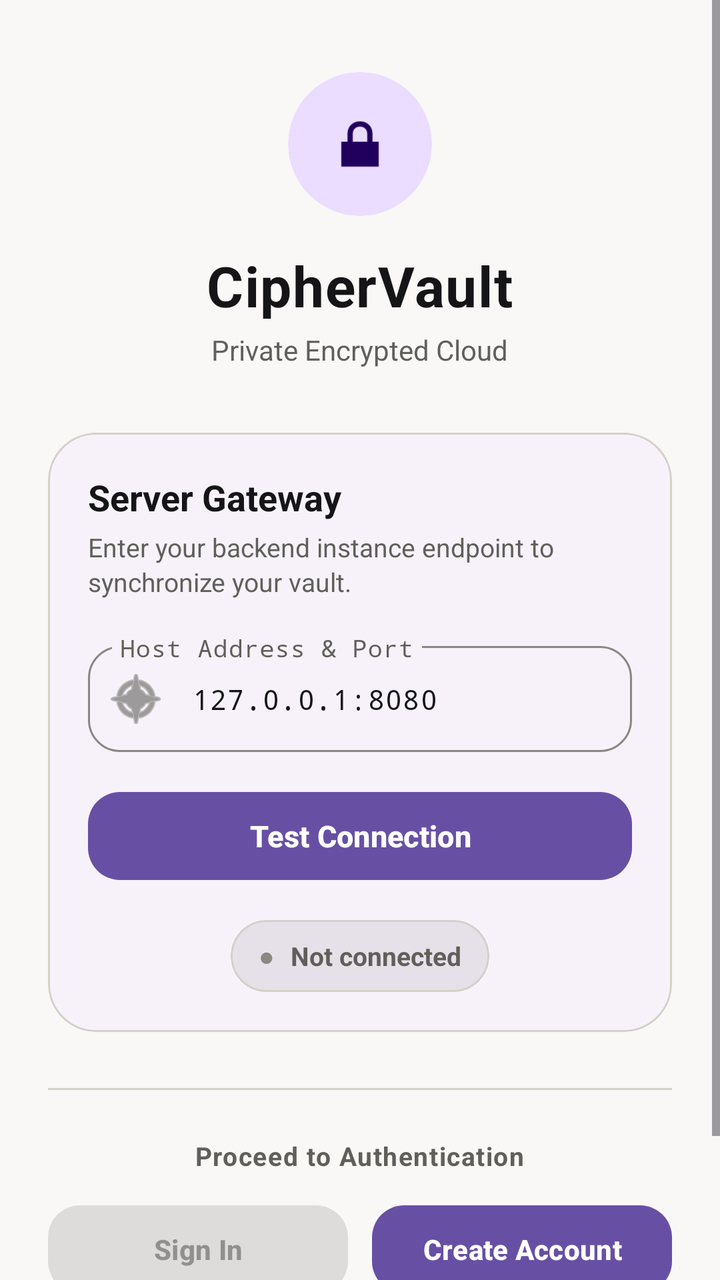
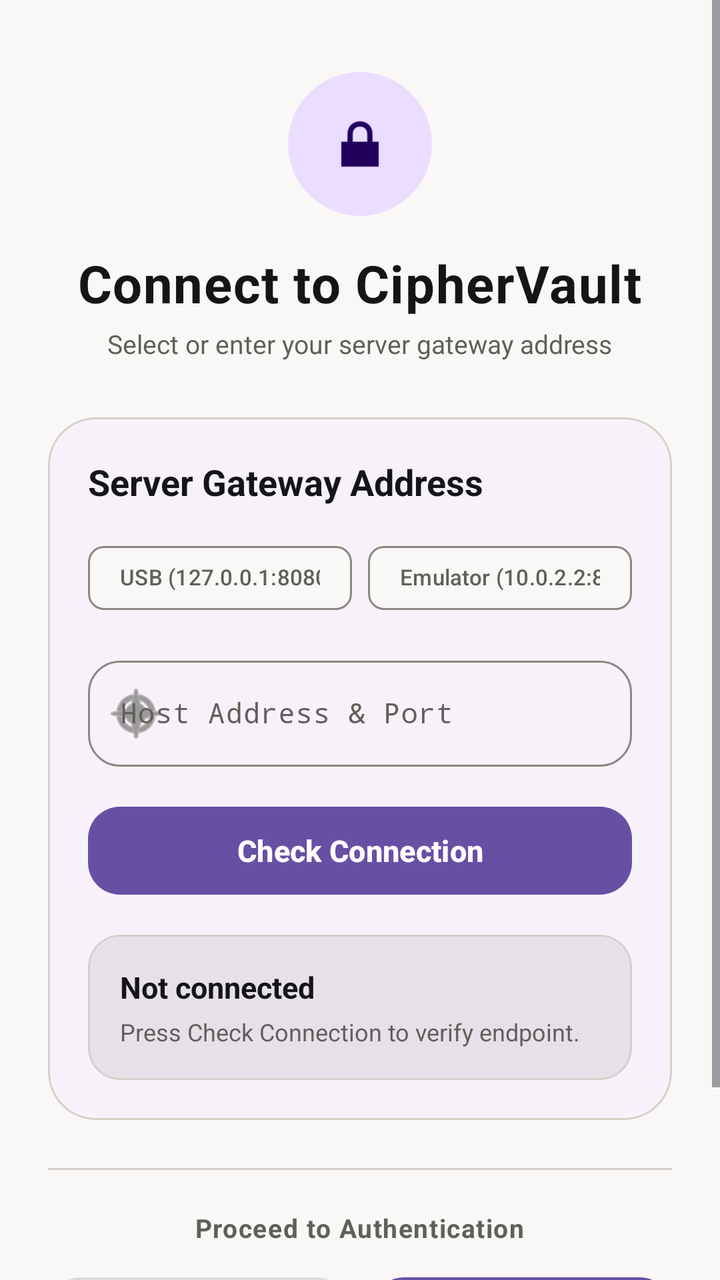

Before-and-after screenshots of an Android layout around one commit, followed by the original layout XML and the change that was made.
<!-- AndroidManifest.xml: application theme Theme.CipherVault -->
<!-- res/layout/activity_connection.xml -->
<?xml version="1.0" encoding="utf-8"?>
<ScrollView xmlns:android="http://schemas.android.com/apk/res/android"
    xmlns:app="http://schemas.android.com/apk/res-auto"
    android:layout_width="match_parent"
    android:layout_height="match_parent"
    android:fillViewport="true"
    android:fitsSystemWindows="true"
    android:background="?attr/colorSurface">

    <LinearLayout
        android:layout_width="match_parent"
        android:layout_height="wrap_content"
        android:orientation="vertical"
        android:gravity="center_horizontal"
        android:paddingHorizontal="24dp"
        android:paddingTop="36dp"
        android:paddingBottom="24dp">

        
        <com.google.android.material.card.MaterialCardView
            android:layout_width="72dp"
            android:layout_height="72dp"
            app:cardCornerRadius="36dp"
            app:cardElevation="0dp"
            app:strokeWidth="0dp"
            app:cardBackgroundColor="?attr/colorPrimaryContainer">

            <ImageView
                android:layout_width="36dp"
                android:layout_height="36dp"
                android:layout_gravity="center"
                android:contentDescription="Security Vault"
                android:src="@android:drawable/ic_lock_lock"
                app:tint="?attr/colorOnPrimaryContainer" />
        </com.google.android.material.card.MaterialCardView>

        
        <TextView
            android:layout_width="wrap_content"
            android:layout_height="wrap_content"
            android:layout_marginTop="16dp"
            android:text="CipherVault"
            android:textColor="?attr/colorOnSurface"
            android:textSize="28sp"
            android:textStyle="bold"
            android:letterSpacing="0.02" />

        <TextView
            android:layout_width="wrap_content"
            android:layout_height="wrap_content"
            android:layout_marginTop="4dp"
            android:text="Private Encrypted Cloud"
            android:textColor="?attr/colorOnSurfaceVariant"
            android:textSize="14sp" />

        
        <com.google.android.material.card.MaterialCardView
            android:layout_width="match_parent"
            android:layout_height="wrap_content"
            android:layout_marginTop="32dp"
            app:cardCornerRadius="24dp"
            app:cardElevation="0dp"
            app:strokeWidth="1dp"
            app:strokeColor="?attr/colorOutlineVariant"
            app:cardBackgroundColor="?attr/colorSurfaceContainerLow">

            <LinearLayout
                android:layout_width="match_parent"
                android:layout_height="wrap_content"
                android:orientation="vertical"
                android:padding="20dp">

                <TextView
                    android:layout_width="match_parent"
                    android:layout_height="wrap_content"
                    android:text="Server Gateway"
                    android:textColor="?attr/colorOnSurface"
                    android:textSize="18sp"
                    android:textStyle="bold" />

                <TextView
                    android:layout_width="match_parent"
                    android:layout_height="wrap_content"
                    android:layout_marginTop="4dp"
                    android:text="Enter your backend instance endpoint to synchronize your vault."
                    android:textColor="?attr/colorOnSurfaceVariant"
                    android:textSize="13sp"
                    android:lineSpacingExtra="2dp" />

                
                <com.google.android.material.textfield.TextInputLayout
                    android:layout_width="match_parent"
                    android:layout_height="wrap_content"
                    android:layout_marginTop="18dp"
                    android:hint="Host Address &amp; Port"
                    style="@style/Widget.Material3.TextInputLayout.OutlinedBox"
                    app:boxCornerRadiusTopStart="16dp"
                    app:boxCornerRadiusTopEnd="16dp"
                    app:boxCornerRadiusBottomStart="16dp"
                    app:boxCornerRadiusBottomEnd="16dp"
                    app:startIconDrawable="@android:drawable/ic_menu_compass"
                    app:startIconTint="?attr/colorOnSurfaceVariant">

                    <com.google.android.material.textfield.TextInputEditText
                        android:id="@+id/etServerAddress"
                        android:layout_width="match_parent"
                        android:layout_height="wrap_content"
                        android:inputType="textUri"
                        android:singleLine="true"
                        android:text="127.0.0.1:8080"
                        android:fontFamily="monospace"
                        android:textColor="?attr/colorOnSurface"
                        android:textSize="14sp" />
                </com.google.android.material.textfield.TextInputLayout>

                
                <com.google.android.material.button.MaterialButton
                    android:id="@+id/btnTestConnection"
                    android:layout_width="match_parent"
                    android:layout_height="52dp"
                    android:layout_marginTop="16dp"
                    android:text="Test Connection"
                    android:textAllCaps="false"
                    android:textColor="?attr/colorOnPrimary"
                    android:textSize="15sp"
                    android:textStyle="bold"
                    app:backgroundTint="?attr/colorPrimary"
                    app:cornerRadius="16dp" />

                
                <com.google.android.material.card.MaterialCardView
                    android:layout_width="wrap_content"
                    android:layout_height="36dp"
                    android:layout_gravity="center_horizontal"
                    android:layout_marginTop="16dp"
                    app:cardCornerRadius="18dp"
                    app:cardElevation="0dp"
                    app:strokeWidth="1dp"
                    app:strokeColor="?attr/colorOutlineVariant"
                    app:cardBackgroundColor="?attr/colorSurfaceContainerHighest">

                    <LinearLayout
                        android:layout_width="wrap_content"
                        android:layout_height="match_parent"
                        android:gravity="center"
                        android:orientation="horizontal"
                        android:paddingHorizontal="14dp">

                        <TextView
                            android:id="@+id/statusDot"
                            android:layout_width="wrap_content"
                            android:layout_height="wrap_content"
                            android:text="●"
                            android:textColor="?attr/colorOutline"
                            android:textSize="13sp" />

                        <TextView
                            android:id="@+id/tvStatus"
                            android:layout_width="wrap_content"
                            android:layout_height="wrap_content"
                            android:layout_marginStart="8dp"
                            android:text="Not connected"
                            android:textColor="?attr/colorOnSurfaceVariant"
                            android:textSize="13sp"
                            android:textStyle="bold" />
                    </LinearLayout>
                </com.google.android.material.card.MaterialCardView>

            </LinearLayout>
        </com.google.android.material.card.MaterialCardView>

        
        <com.google.android.material.divider.MaterialDivider
            android:layout_width="match_parent"
            android:layout_height="wrap_content"
            android:layout_marginTop="28dp"
            app:dividerColor="?attr/colorOutlineVariant" />

        
        <TextView
            android:layout_width="wrap_content"
            android:layout_height="wrap_content"
            android:layout_marginTop="24dp"
            android:text="Proceed to Authentication"
            android:textColor="?attr/colorOnSurfaceVariant"
            android:textSize="13sp"
            android:textStyle="bold"
            android:letterSpacing="0.04" />

        <LinearLayout
            android:layout_width="match_parent"
            android:layout_height="wrap_content"
            android:orientation="horizontal"
            android:layout_marginTop="12dp">

            <com.google.android.material.button.MaterialButton
                android:id="@+id/btnSignIn"
                style="@style/Widget.Material3.Button.TonalButton"
                android:layout_width="0dp"
                android:layout_height="52dp"
                android:layout_weight="1"
                android:layout_marginEnd="6dp"
                android:enabled="false"
                android:text="Sign In"
                android:textAllCaps="false"
                android:textSize="14sp"
                android:textStyle="bold"
                app:cornerRadius="16dp" />

            <com.google.android.material.button.MaterialButton
                android:id="@+id/btnSignUp"
                android:layout_width="0dp"
                android:layout_height="52dp"
                android:layout_weight="1"
                android:layout_marginStart="6dp"
                android:enabled="false"
                android:text="Create Account"
                android:textAllCaps="false"
                android:textColor="?attr/colorOnPrimary"
                android:textSize="14sp"
                android:textStyle="bold"
                app:backgroundTint="?attr/colorPrimary"
                app:cornerRadius="16dp" />
        </LinearLayout>

        
        <TextView
            android:layout_width="wrap_content"
            android:layout_height="wrap_content"
            android:layout_marginTop="32dp"
            android:gravity="center"
            android:text="AES-256-GCM Encrypted Storage"
            android:textColor="?attr/colorOutline"
            android:textSize="11sp"
            android:letterSpacing="0.03" />

    </LinearLayout>
</ScrollView>
<!-- resources referenced by this layout -->
<resources>
  <style name="Theme.CipherVault" parent="Theme.Material3.DayNight.NoActionBar">
          
          <item name="colorSurface">@color/md_theme_light_surface</item>
          <item name="colorOnSurface">@color/md_theme_light_onSurface</item>
          <item name="colorSurfaceVariant">@color/md_theme_light_surfaceVariant</item>
          <item name="colorOnSurfaceVariant">@color/md_theme_light_onSurfaceVariant</item>
          <item name="colorOutline">@color/md_theme_light_outline</item>
          <item name="colorOutlineVariant">@color/md_theme_light_outlineVariant</item>
  
          
          <item name="android:statusBarColor">@android:color/transparent</item>
          <item name="android:navigationBarColor">@android:color/transparent</item>
          <item name="android:windowLightStatusBar">true</item>
          <item name="android:windowLightNavigationBar" tools:targetApi="o_mr1">true</item>
      </style>
  <color name="md_theme_light_surface">#F9F8F6</color>
  <color name="md_theme_light_onSurface">#151518</color>
  <color name="md_theme_light_surfaceVariant">#E6E3DD</color>
  <color name="md_theme_light_onSurfaceVariant">#605F5A</color>
  <color name="md_theme_light_outline">#8A8882</color>
  <color name="md_theme_light_outlineVariant">#D4D0C8</color>
</resources>

<!-- the commit's change to res/layout/activity_connection.xml (unified diff, before → after) -->
@@ -1,6 +1,7 @@
 <?xml version="1.0" encoding="utf-8"?>
 <ScrollView xmlns:android="http://schemas.android.com/apk/res/android"
     xmlns:app="http://schemas.android.com/apk/res-auto"
+    xmlns:tools="http://schemas.android.com/tools"
     android:layout_width="match_parent"
     android:layout_height="match_parent"
     android:fillViewport="true"
@@ -29,7 +30,7 @@
                 android:layout_width="36dp"
                 android:layout_height="36dp"
                 android:layout_gravity="center"
-                android:contentDescription="Security Vault"
+                android:contentDescription="@string/app_name"
                 android:src="@android:drawable/ic_lock_lock"
                 app:tint="?attr/colorOnPrimaryContainer" />
         </com.google.android.material.card.MaterialCardView>
@@ -39,9 +40,9 @@
             android:layout_width="wrap_content"
             android:layout_height="wrap_content"
             android:layout_marginTop="16dp"
-            android:text="CipherVault"
+            android:text="@string/connect_title"
             android:textColor="?attr/colorOnSurface"
-            android:textSize="28sp"
+            android:textSize="26sp"
             android:textStyle="bold"
             android:letterSpacing="0.02" />
 
@@ -49,15 +50,15 @@
             android:layout_width="wrap_content"
             android:layout_height="wrap_content"
             android:layout_marginTop="4dp"
-            android:text="Private Encrypted Cloud"
+            android:text="@string/connect_subtitle"
             android:textColor="?attr/colorOnSurfaceVariant"
-            android:textSize="14sp" />
+            android:textSize="13sp" />
 
         
         <com.google.android.material.card.MaterialCardView
             android:layout_width="match_parent"
             android:layout_height="wrap_content"
-            android:layout_marginTop="32dp"
+            android:layout_marginTop="28dp"
             app:cardCornerRadius="24dp"
             app:cardElevation="0dp"
             app:strokeWidth="1dp"
@@ -73,33 +74,53 @@
                 <TextView
                     android:layout_width="match_parent"
                     android:layout_height="wrap_content"
-                    android:text="Server Gateway"
+                    android:text="@string/server_gateway_address"
                     android:textColor="?attr/colorOnSurface"
                     android:textSize="18sp"
                     android:textStyle="bold" />
 
-                <TextView
-                    android:layout_width="match_parent"
-                    android:layout_height="wrap_content"
-                    android:layout_marginTop="4dp"
-                    android:text="Enter your backend instance endpoint to synchronize your vault."
-                    android:textColor="?attr/colorOnSurfaceVariant"
-                    android:textSize="13sp"
-                    android:lineSpacingExtra="2dp" />
+                
+                <LinearLayout
+                    android:layout_width="match_parent"
+                    android:layout_height="wrap_content"
+                    android:layout_marginTop="12dp"
+                    android:orientation="horizontal">
+
+                    <com.google.android.material.chip.Chip
+                        android:id="@+id/chipAdbReverse"
+                        style="@style/Widget.Material3.Chip.Suggestion"
+                        android:layout_width="0dp"
+                        android:layout_height="wrap_content"
+                        android:layout_weight="1"
+                        android:layout_marginEnd="4dp"
+                        android:text="@string/usb_adb_reverse"
+                        android:textSize="11sp" />
+
+                    <com.google.android.material.chip.Chip
+                        android:id="@+id/chipEmulator"
+                        style="@style/Widget.Material3.Chip.Suggestion"
+                        android:layout_width="0dp"
+                        android:layout_height="wrap_content"
+                        android:layout_weight="1"
+                        android:layout_marginStart="4dp"
+                        android:text="@string/emulator_ip"
+                        android:textSize="11sp" />
+                </LinearLayout>
 
                 
                 <com.google.android.material.textfield.TextInputLayout
                     android:layout_width="match_parent"
                     android:layout_height="wrap_content"
-                    android:layout_marginTop="18dp"
-                    android:hint="Host Address &amp; Port"
+                    android:layout_marginTop="12dp"
+                    android:hint="@string/hint_host_address"
                     style="@style/Widget.Material3.TextInputLayout.OutlinedBox"
                     app:boxCornerRadiusTopStart="16dp"
                     app:boxCornerRadiusTopEnd="16dp"
                     app:boxCornerRadiusBottomStart="16dp"
                     app:boxCornerRadiusBottomEnd="16dp"
                     app:startIconDrawable="@android:drawable/ic_menu_compass"
-                    app:startIconTint="?attr/colorOnSurfaceVariant">
+                    app:startIconTint="?attr/colorOnSurfaceVariant"
+                    app:endIconMode="clear_text">
 
                     <com.google.android.material.textfield.TextInputEditText
                         android:id="@+id/etServerAddress"
@@ -107,7 +128,6 @@
                         android:layout_height="wrap_content"
                         android:inputType="textUri"
                         android:singleLine="true"
-                        android:text="127.0.0.1:8080"
                         android:fontFamily="monospace"
                         android:textColor="?attr/colorOnSurface"
                         android:textSize="14sp" />
@@ -119,7 +139,7 @@
                     android:layout_width="match_parent"
                     android:layout_height="52dp"
                     android:layout_marginTop="16dp"
-                    android:text="Test Connection"
+                    android:text="@string/check_connection"
                     android:textAllCaps="false"
                     android:textColor="?attr/colorOnPrimary"
                     android:textSize="15sp"
@@ -128,41 +148,73 @@
                     app:cornerRadius="16dp" />
 
                 
+                <com.google.android.material.progressindicator.LinearProgressIndicator
+                    android:id="@+id/progressConnection"
+                    android:layout_width="match_parent"
+                    android:layout_height="wrap_content"
+                    android:layout_marginTop="16dp"
+                    android:indeterminate="true"
+                    android:visibility="gone"
+                    app:trackCornerRadius="4dp"
+                    app:trackThickness="6dp"
+                    app:indicatorColor="?attr/colorPrimary" />
+
+                
                 <com.google.android.material.card.MaterialCardView
-                    android:layout_width="wrap_content"
-                    android:layout_height="36dp"
-                    android:layout_gravity="center_horizontal"
+                    android:id="@+id/cardStatusDetails"
+                    android:layout_width="match_parent"
+                    android:layout_height="wrap_content"
                     android:layout_marginTop="16dp"
-                    app:cardCornerRadius="18dp"
+                    app:cardCornerRadius="16dp"
                     app:cardElevation="0dp"
                     app:strokeWidth="1dp"
                     app:strokeColor="?attr/colorOutlineVariant"
                     app:cardBackgroundColor="?attr/colorSurfaceContainerHighest">
 
                     <LinearLayout
-                        android:layout_width="wrap_content"
-                        android:layout_height="match_parent"
-                        android:gravity="center"
-                        android:orientation="horizontal"
-                        android:paddingHorizontal="14dp">
-
-                        <TextView
-                            android:id="@+id/statusDot"
-                            android:layout_width="wrap_content"
-                            android:layout_height="wrap_content"
-                            android:text="●"
-                            android:textColor="?attr/colorOutline"
-                            android:textSize="13sp" />
-
-                        <TextView
-                            android:id="@+id/tvStatus"
-                            android:layout_width="wrap_content"
-                            android:layout_height="wrap_content"
-                            android:layout_marginStart="8dp"
-                            android:text="Not connected"
+                        android:layout_width="match_parent"
+                        android:layout_height="wrap_content"
+                        android:orientation="vertical"
+                        android:padding="16dp">
+
+                        <TextView
+                            android:id="@+id/tvStatusTitle"
+                            android:layout_width="match_parent"
+                            android:layout_height="wrap_content"
+                            android:text="@string/status_not_connected"
+                            android:textSize="15sp"
+                            android:textStyle="bold"
+                            android:textColor="?attr/colorOnSurface" />
+
+                        <TextView
+                            android:id="@+id/tvStatusServer"
+                            android:layout_width="match_parent"
+                            android:layout_height="wrap_content"
+                            android:layout_marginTop="4dp"
+                            android:text="@string/status_server_none"
+                            android:fontFamily="monospace"
+                            android:textSize="12sp"
                             android:textColor="?attr/colorOnSurfaceVariant"
-                            android:textSize="13sp"
-                            android:textStyle="bold" />
+                            android:visibility="gone" />
+
+                        <TextView
+                            android:id="@+id/tvStatusMethod"
+                            android:layout_width="match_parent"
+                            android:layout_height="wrap_content"
+                            android:layout_marginTop="2dp"
+                            android:text="@string/status_method_none"
+                            android:textSize="12sp"
+                            android:textColor="?attr/colorOnSurfaceVariant"
+                            android:visibility="gone" />
+
+                        <TextView
+                            android:id="@+id/tvStatusMessage"
+                            android:layout_width="match_parent"
+                            android:layout_height="wrap_content"
+                            android:layout_marginTop="4dp"
+                            android:text="@string/status_prompt_check"
+                            android:textSize="12sp"
+                            android:textColor="?attr/colorOnSurfaceVariant" />
                     </LinearLayout>
                 </com.google.android.material.card.MaterialCardView>
 
@@ -173,15 +225,15 @@
         <com.google.android.material.divider.MaterialDivider
             android:layout_width="match_parent"
             android:layout_height="wrap_content"
-            android:layout_marginTop="28dp"
+            android:layout_marginTop="24dp"
             app:dividerColor="?attr/colorOutlineVariant" />
 
         
         <TextView
             android:layout_width="wrap_content"
             android:layout_height="wrap_content"
-            android:layout_marginTop="24dp"
-            android:text="Proceed to Authentication"
+            android:layout_marginTop="20dp"
+            android:text="@string/proceed_to_auth"
             android:textColor="?attr/colorOnSurfaceVariant"
             android:textSize="13sp"
             android:textStyle="bold"
@@ -201,7 +253,7 @@
                 android:layout_weight="1"
                 android:layout_marginEnd="6dp"
                 android:enabled="false"
-                android:text="Sign In"
+                android:text="@string/btn_sign_in"
                 android:textAllCaps="false"
                 android:textSize="14sp"
                 android:textStyle="bold"
@@ -214,7 +266,7 @@
                 android:layout_weight="1"
                 android:layout_marginStart="6dp"
                 android:enabled="false"
-                android:text="Create Account"
+                android:text="@string/btn_create_account"
                 android:textAllCaps="false"
                 android:textColor="?attr/colorOnPrimary"
                 android:textSize="14sp"
@@ -227,9 +279,9 @@
         <TextView
             android:layout_width="wrap_content"
             android:layout_height="wrap_content"
-            android:layout_marginTop="32dp"
+            android:layout_marginTop="28dp"
             android:gravity="center"
-            android:text="AES-256-GCM Encrypted Storage"
+            android:text="@string/caption_aes_gcm"
             android:textColor="?attr/colorOutline"
             android:textSize="11sp"
             android:letterSpacing="0.03" />
<!-- resource entries referenced after the edit -->
@@ -1,5 +1,21 @@
 <!-- resources referenced by this layout -->
 <resources>
+  <string name="app_name">CipherVault</string>
+  <string name="btn_create_account">Create Account</string>
+  <string name="btn_sign_in">Sign In</string>
+  <string name="caption_aes_gcm">AES-256-GCM Encrypted Storage</string>
+  <string name="check_connection">Check Connection</string>
+  <string name="connect_subtitle">Select or enter your server gateway address</string>
+  <string name="connect_title">Connect to CipherVault</string>
+  <string name="emulator_ip">Emulator (10.0.2.2:8080)</string>
+  <string name="hint_host_address">Host Address &amp; Port</string>
+  <string name="proceed_to_auth">Proceed to Authentication</string>
+  <string name="server_gateway_address">Server Gateway Address</string>
+  <string name="status_method_none">Connection: None</string>
+  <string name="status_not_connected">Not connected</string>
+  <string name="status_prompt_check">Press Check Connection to verify endpoint.</string>
+  <string name="status_server_none">Server: Not configured</string>
+  <string name="usb_adb_reverse">USB (127.0.0.1:8080)</string>
   <style name="Theme.CipherVault" parent="Theme.Material3.DayNight.NoActionBar">
           
           <item name="colorSurface">@color/md_theme_light_surface</item>
